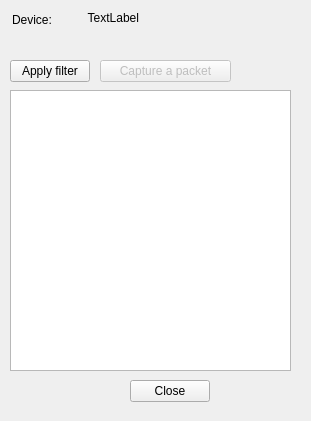
The window that packetcapturewindow.ui (AONunan/FinalYearProject) describes before a commit, drawn with Qt 5.
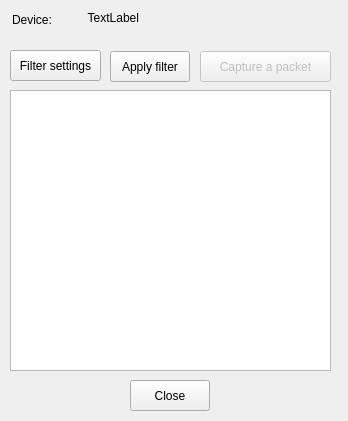
The same window after the commit.

Patch:
```diff
--- a/packetcapturewindow.ui
+++ b/packetcapturewindow.ui
@@ -6,7 +6,7 @@
    <rect>
     <x>0</x>
     <y>0</y>
-    <width>311</width>
+    <width>348</width>
     <height>421</height>
    </rect>
   </property>
@@ -19,10 +19,10 @@
    </property>
    <property name="geometry">
     <rect>
-     <x>100</x>
-     <y>60</y>
+     <x>200</x>
+     <y>51</y>
      <width>131</width>
-     <height>22</height>
+     <height>31</height>
     </rect>
    </property>
    <property name="text">
@@ -35,7 +35,7 @@
      <x>130</x>
      <y>380</y>
      <width>80</width>
-     <height>22</height>
+     <height>31</height>
     </rect>
    </property>
    <property name="text">
@@ -47,7 +47,7 @@
     <rect>
      <x>10</x>
      <y>90</y>
-     <width>281</width>
+     <width>321</width>
      <height>281</height>
     </rect>
    </property>
@@ -55,10 +55,10 @@
   <widget class="QPushButton" name="button_applyFilter">
    <property name="geometry">
     <rect>
-     <x>10</x>
-     <y>60</y>
+     <x>110</x>
+     <y>51</y>
      <width>80</width>
-     <height>22</height>
+     <height>31</height>
     </rect>
    </property>
    <property name="text">
@@ -94,6 +94,19 @@
     <set>Qt::AlignRight|Qt::AlignTrailing|Qt::AlignVCenter</set>
    </property>
   </widget>
+  <widget class="QPushButton" name="pushButton_filterSettings">
+   <property name="geometry">
+    <rect>
+     <x>10</x>
+     <y>50</y>
+     <width>91</width>
+     <height>31</height>
+    </rect>
+   </property>
+   <property name="text">
+    <string>Filter settings</string>
+   </property>
+  </widget>
  </widget>
  <resources/>
  <connections/>
```
